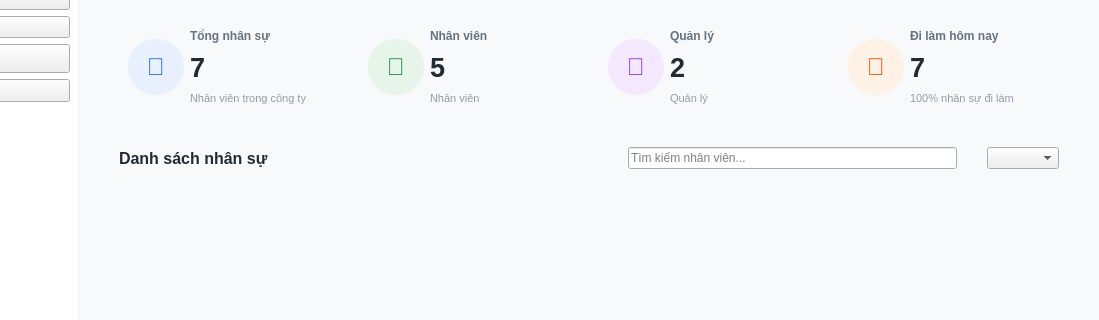
Above: src/view/main_view.ui from vttaan/OOP---Management-Application-Project before the change; both pictures show x 181 to 1280 and y 127 to 447 of the 1280 by 800 pixel window. Below: the same form after it.
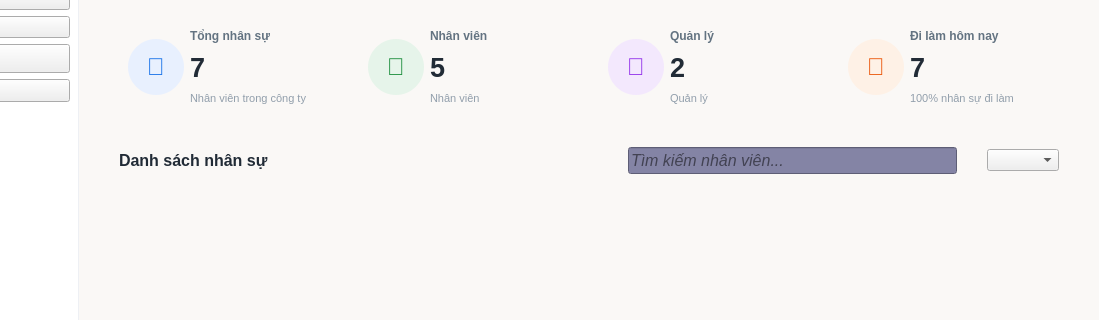
That is the form after the change.

Commit message:
Added View_Navigator, fixed files related to login, dashboard navigation
Added:
    + View_Navigator files
    + handle navigate through pages
    + logout handle
Fixed:
    + dashboard ui
    + login view & control signal clarification

Patch:
```diff
--- a/src/view/main_view.ui
+++ b/src/view/main_view.ui
@@ -63,12 +63,19 @@
 }
 
 QScrollArea#scrollAreaEmployees {
-    background-color: transparent;
+    background-color: #faf8f6;
     border: none;
+    border-radius: 12px;
 }
 QWidget#scrollAreaWidgetContents {
     background-color: transparent;
 }
+QStackedWidget#stackedWidget {
+    background-color: #faf8f6;
+}
+QHBoxLayout#horizontalLayout_ListToolbar {
+    background-color: #d8d8c5;
+}
    </string>
   </property>
   <layout class="QHBoxLayout" name="horizontalLayout_Main">
@@ -213,6 +220,12 @@
    </item>
    <item>
     <widget class="QStackedWidget" name="stackedWidget">
+     <property name="autoFillBackground">
+      <bool>false</bool>
+     </property>
+     <property name="styleSheet">
+      <string notr="true"/>
+     </property>
      <widget class="QWidget" name="pageOverview">
       <layout class="QVBoxLayout" name="verticalLayout_Content">
        <property name="spacing"><number>30</number></property>
@@ -372,15 +385,39 @@
            <property name="sizeHint" stdset="0"><size><width>0</width><height>0</height></size></property>
           </spacer>
          </item>
-         <item><widget class="QLineEdit" name="txtSearch"><property name="placeholderText"><string>Tìm kiếm nhân viên...</string></property></widget></item>
-         <item><widget class="QComboBox" name="cbFilter"/></item>
+         <item>
+          <widget class="QLineEdit" name="txtSearch">
+           <property name="font">
+            <font>
+             <pointsize>12</pointsize>
+             <italic>true</italic>
+            </font>
+           </property>
+           <property name="styleSheet">
+            <string notr="true">background-color: #8484a5;</string>
+           </property>
+           <property name="placeholderText">
+            <string>Tìm kiếm nhân viên...</string>
+           </property>
+          </widget>
+         </item>
+         <item>
+          <widget class="QComboBox" name="cbFilter"/>
+         </item>
         </layout>
        </item>
        <item>
         <widget class="QScrollArea" name="scrollAreaEmployees">
          <property name="widgetResizable"><bool>true</bool></property>
          <widget class="QWidget" name="scrollAreaWidgetContents">
-          <property name="geometry"><rect><x>0</x><y>0</y><width>940</width><height>436</height></rect></property>
+          <property name="geometry">
+           <rect>
+            <x>0</x>
+            <y>0</y>
+            <width>940</width>
+            <height>443</height>
+           </rect>
+          </property>
          </widget>
         </widget>
        </item>
```
Left out of the diff: 537 changed lines with no effect on the pictures. The commit also changes 16 other files.
